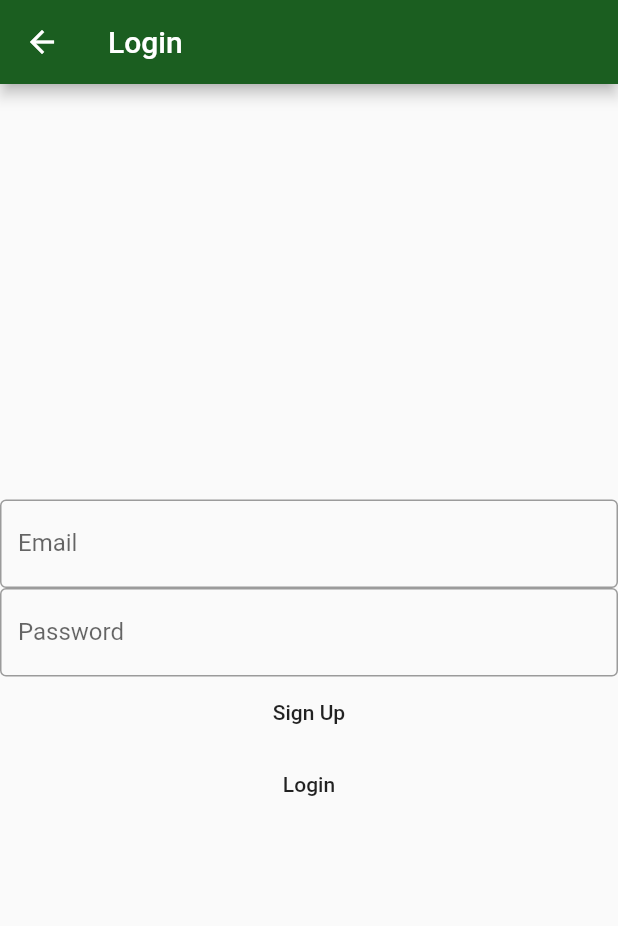
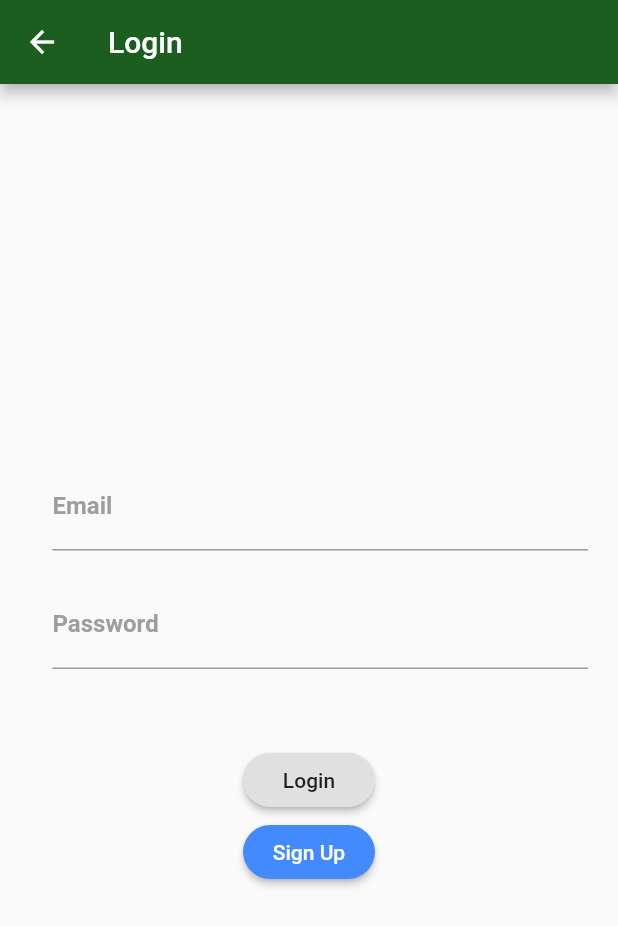
Before and after one commit to k-ly73/BobaFrenzy, a Flutter app: the LoginPage screen opened by its route, on a phone screen of 412 x 824 dp. Shown: the top 926 px of the screen. Run offline on Flutter 3.47's test engine with Material 2 defaults, Android fonts, the phone set to English and light mode, and no system bars; our stand-ins replace firebase_auth, google_sign_in; accounts and stored records are empty; Roboto replaces fonts that are missing (Montserra).

```diff
--- a/app/lib/screens/login.dart
+++ b/app/lib/screens/login.dart
@@ -21,25 +21,51 @@ class LoginPage extends StatelessWidget {
         child: Column(
           mainAxisAlignment: MainAxisAlignment.center,
           children: <Widget>[
+            Container(
+              padding: EdgeInsets.fromLTRB(35, 20, 20, 0),
+              child: Column(
+                children: <Widget>[
                   TextField(
-              controller: emailEditingController,
+                    controller: passwordEditingController,
                     obscureText: false,
                     decoration: InputDecoration(
-                border: OutlineInputBorder(),
                       labelText: 'Email',
+                        labelStyle: TextStyle(
+                        fontFamily: 'Montserra',
+                        fontWeight: FontWeight.bold,
+                        color: Colors.grey,
+                      )
                     ),
                   ),
-
+                ],
+              )
+            ),
+            Container(
+              padding: EdgeInsets.fromLTRB(35, 20, 20, 50),
+              child: Column(
+                children: <Widget>[
                   TextField(
                     controller: passwordEditingController,
                     obscureText: true,
                     decoration: InputDecoration(
-                border: OutlineInputBorder(),
                       labelText: 'Password',
+                        labelStyle: TextStyle(
+                        fontFamily: 'Montserra',
+                        fontWeight: FontWeight.bold,
+                        color: Colors.grey,
+                      )
                     ),
                   ),
-            FlatButton(
-              child: Text("Sign Up"),
+                ],
+              )
+            ),
+
+            RaisedButton(
+              padding: EdgeInsets.all(8.0),
+              child: Text("Login"),
+              shape: RoundedRectangleBorder(
+                borderRadius: new BorderRadius.circular(18.0),
+              ),
               onPressed: (){
               print("clicked");
               print(emailEditingController.text.toString());
@@ -57,8 +83,15 @@ class LoginPage extends StatelessWidget {
             },
 
           ),
-            FlatButton(
-              child: Text("Login"),
+          RaisedButton(
+            padding: EdgeInsets.all(8.0),
+            textColor: Colors.white,
+            color: Colors.blueAccent,
+            splashColor: Colors.blueAccent,
+            shape: RoundedRectangleBorder(
+              borderRadius: new BorderRadius.circular(18.0),
+            ),
+            child: Text("Sign Up"),
 
             onPressed: (){
               print("clicked");
```
Also changed, not shown: app/lib/screens/intro.dart (+63 -34 lines), app/lib/screens/root.dart (added). Lines whose indentation alone changed are shown as unchanged.
